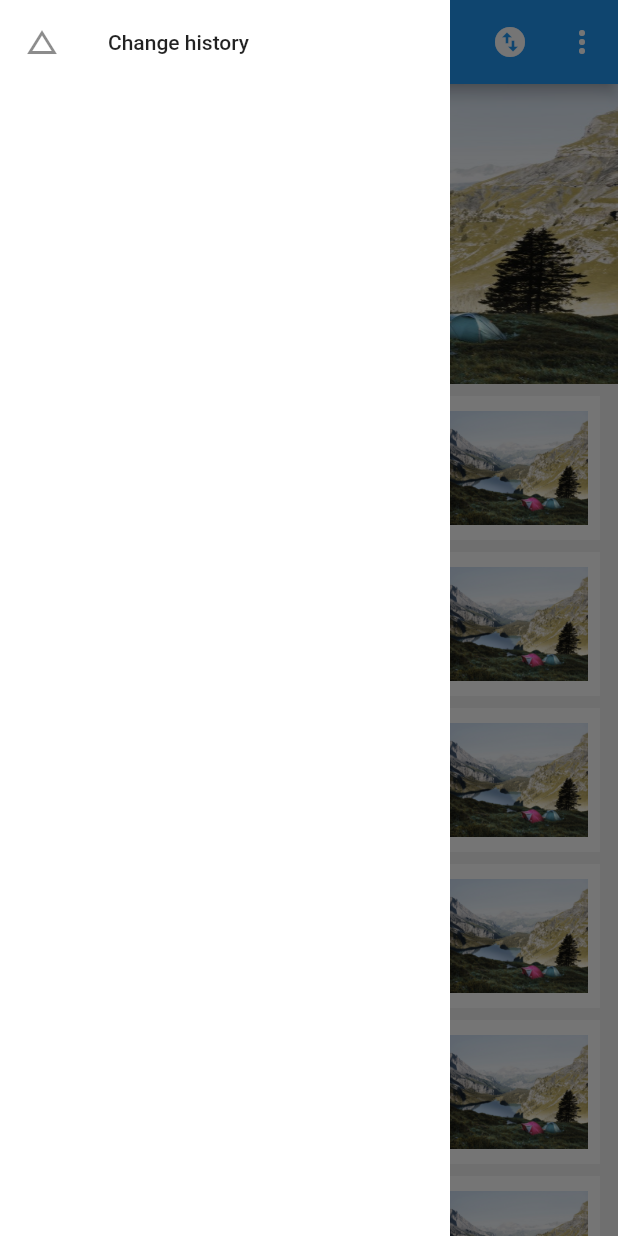
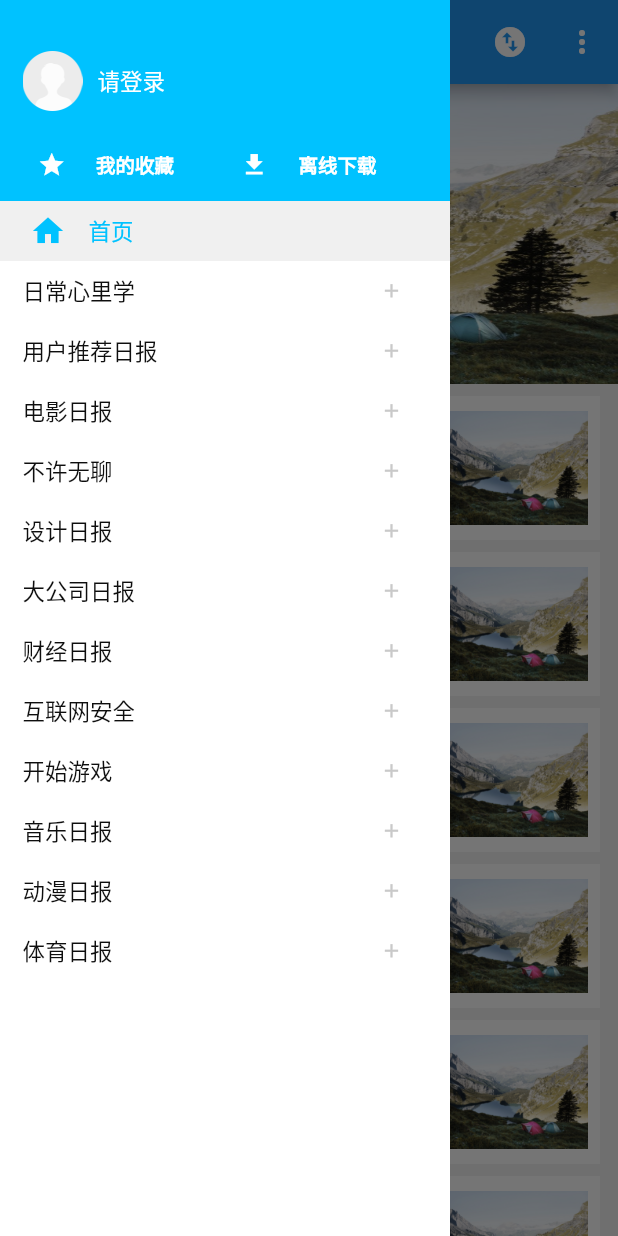
Before and after one commit to 403462630/flutter_zhifudaily, a Flutter app: the screen it shows after launch, with the side drawer open, on a phone screen of 412 x 824 dp. Run offline on Flutter 3.47's test engine with Material 2 defaults, Android fonts, the phone set to English and light mode, and no system bars; our stand-ins replace fluttertoast.

Commit message:
更新drawer 页面

```diff
--- a/lib/adapter/base_adapter.dart
+++ b/lib/adapter/base_adapter.dart
@@ -9,13 +9,19 @@ abstract class BaseAdapter<T> {
     return data == null ? 0 : data.length;
   }
 
+  T getItem(int position) {
+    return data != null && data.length > position ? data[position] : null;
+  }
+
+  @protected
   int getItemType(int position) {
     return 0;
   }
 
   Widget getWidget(BuildContext context, int position) {
-    return onCreateWidget(context, getItemType(position));
+    return onCreateWidget(context, getItemType(position), position);
   }
 
-  Widget onCreateWidget(BuildContext context, int type);
+  @protected
+  Widget onCreateWidget(BuildContext context, int type, int position);
 }
--- /dev/null
+++ b/lib/adapter/home_drawer_adapter.dart
@@ -0,0 +1,173 @@
+import 'package:flutter/material.dart';
+import 'package:flutter_zhifudaily/adapter/base_adapter.dart';
+import 'package:flutter_zhifudaily/style/color.dart';
+import 'package:flutter_zhifudaily/style/style.dart';
+import 'package:flutter_zhifudaily/style/dimen.dart';
+
+typedef void ItemClick(String data, int position);
+typedef void ItemCollectClick(String data, int position);
+
+class HomeDrawerAdapter<String> extends BaseAdapter<String> {
+  static const int TYPE_HOME_TITLE = 1;
+  static const int TYPE_HOME_ITEM = 2;
+  static const int TYPE_HOME_OTHER_ITEM = 3;
+  int selectedIndex = 1;
+  ItemClick itemClick;
+  ItemCollectClick collectClick;
+
+  HomeDrawerAdapter({
+    List<String> data,
+    this.itemClick,
+    this.collectClick,
+  }) : super(data: data);
+
+  @override
+  int getItemCount() {
+    return super.getItemCount() + 2;
+  }
+
+  @protected
+  @override
+  int getItemType(int position) {
+    return position == 0 ? TYPE_HOME_TITLE : (position == 1 ? TYPE_HOME_ITEM : TYPE_HOME_OTHER_ITEM);
+  }
+
+  @protected
+  @override
+  Widget onCreateWidget(BuildContext context, int type, int position) {
+    if (type == TYPE_HOME_TITLE) {
+      return onCreateTitleWidget(context, position);
+    } else if (type == TYPE_HOME_ITEM) {
+      return onCreateHomeItemWidget(context, position);
+    } else {
+      return onCreateItemWidget(context, position);
+    }
+  }
+
+  @protected
+  Widget onCreateTitleWidget(BuildContext context, int position) {
+    return new Container(
+      color: bg_home_drawer_top,
+      height: 134.0,
+      padding: EdgeInsets.only(top: 34.0, left: 15.0, right: 15.0, bottom: 15.0),
+      child: new Column(
+        children: <Widget>[
+          new Row(
+            mainAxisAlignment: MainAxisAlignment.start,
+            children: <Widget>[
+              Image.asset("images/ic_default_avatar.png", height: 40.0,),
+              new Padding(padding: EdgeInsets.only(left: 10.0)),
+              new Text("请登录", style: new TextStyle(
+                fontSize: text_size_medium,
+                color: Colors.white,
+              ))
+            ],
+          ),
+          new Expanded(child: Padding(padding: EdgeInsets.only(top: 0.0))),
+          new Row(
+            children: <Widget>[
+              new Expanded(
+                child: new GestureDetector(
+                  onTap: () {},
+                  child: new Row(
+                    children: <Widget>[
+                      Padding(padding: EdgeInsets.only(left: 10.0)),
+                      Icon(Icons.star, color: Colors.white, size: 19.0),
+                      Padding(padding: EdgeInsets.only(left: 20.0)),
+                      new Text("我的收藏", style: new TextStyle(
+                        color: Colors.white,
+                        fontSize: text_size_small,
+                        fontWeight: FontWeight.bold,
+                      ))
+                    ],
+                  ),
+                ),
+              ),
+              new Expanded(
+                child: new GestureDetector(
+                  onTap: () {},
+                  child: new Row(
+                    children: <Widget>[
+                      Padding(padding: EdgeInsets.only(left: 10.0)),
+                      Icon(Icons.file_download, color: Colors.white, size: 19.0),
+                      Padding(padding: EdgeInsets.only(left: 20.0)),
+                      new Text("离线下载", style: new TextStyle(
+                        color: Colors.white,
+                        fontSize: text_size_small,
+                        fontWeight: FontWeight.bold,
+                      ))
+                    ],
+                  ),
+                ),
+              ),
+            ],
+          ),
+        ],
+      ),
+    );
+  }
+
+  Widget onCreateHomeItemWidget(BuildContext context, int position) {
+    bool isSelected = selectedIndex == position;
+    return new GestureDetector(
+      onTap: () {
+        if (itemClick != null) {
+          itemClick("首页", position);
+        }
+      },
+      child: new Container(
+        color: isSelected ? bg_home_drawer_item_selected : bg_home_drawer_item_normal,
+        height: 40.0,
+        padding: EdgeInsets.only(left: 15.0, right: 15.0),
+        child: new Row(
+          children: <Widget>[
+            Padding(padding: EdgeInsets.only(left: 5.0)),
+            Icon(Icons.home, color: app_blue),
+            Padding(padding: EdgeInsets.only(left: 15.0)),
+            new Text(
+              "首页",
+              style: Style.buildDrawerHomeItemTextStyle(),
+            )
+          ],
+        ),
+      ),
+    );
+  }
+
+  @protected
+  Widget onCreateItemWidget(BuildContext context, int position) {
+    int dataPosition = position - 2;
+    String title = getItem(dataPosition);
+    bool isSelected = selectedIndex == position;
+    bool isCollect = false;
+    return new GestureDetector(
+      onTap: () {
+        if (itemClick != null) {
+          itemClick("$title", position);
+        }
+      },
+      child: new Container(
+        color: isSelected ? bg_home_drawer_item_selected : bg_home_drawer_item_normal,
+        height: 40.0,
+        padding: EdgeInsets.only(left: 15.0, right: 15.0),
+        child: new Row(
+          mainAxisAlignment: MainAxisAlignment.spaceBetween,
+          children: <Widget>[
+            new Text(
+              "$title",
+              style: Style.buildDrawerItemTextStyle(),
+            ),
+            new IconButton(
+              icon: Icon(isCollect ? Icons.chevron_right : Icons.add, color: Color(0xffc9c9c9), size: 15.0),
+              onPressed: () {
+                if (collectClick != null) {
+                  collectClick("$title", position);
+                }
+              }
+            ),
+          ],
+        ),
+      ),
+    );
+  }
+}
--- a/lib/adapter/home_list_adapter.dart
+++ b/lib/adapter/home_list_adapter.dart
@@ -1,7 +1,7 @@
 import 'package:flutter/material.dart';
 import 'package:flutter_zhifudaily/adapter/base_adapter.dart';
 import 'package:flutter_zhifudaily/style/style.dart';
-import 'package:flutter_zhifudaily/widget/HomeBanner.dart';
+import 'package:flutter_zhifudaily/widget/home_banner.dart';
 
 class HomeListAdapter<T> extends BaseAdapter<T> {
   static const int TYPE_HOME_BANNER = 1;
@@ -16,6 +16,7 @@ class HomeListAdapter<T> extends BaseAdapter<T> {
     this.currentIndex: 0,
   }) : super(data: data);
 
+  @protected
   @override
   int getItemType(int position) {
     if (position == 0) {
@@ -30,8 +31,9 @@ class HomeListAdapter<T> extends BaseAdapter<T> {
     return super.getItemCount() + 1;
   }
 
+  @protected
   @override
-  Widget onCreateWidget(BuildContext context, int type) {
+  Widget onCreateWidget(BuildContext context, int type, int position) {
     switch (type) {
       case TYPE_HOME_BANNER:
         return onCreateBannerWidget(context);
@@ -44,6 +46,7 @@ class HomeListAdapter<T> extends BaseAdapter<T> {
     }
   }
 
+  @protected
   Widget onCreateBannerWidget(BuildContext context) {
     return new Container(
       height: 200.0,
@@ -55,6 +58,7 @@ class HomeListAdapter<T> extends BaseAdapter<T> {
     );
   }
 
+  @protected
   Widget onCreateTitleWidget(BuildContext context) {
     return new Container(
       height: 40.0,
@@ -63,6 +67,7 @@ class HomeListAdapter<T> extends BaseAdapter<T> {
     );
   }
 
+  @protected
   Widget onCreateContentWidget(BuildContext context) {
     return new Container(
       margin: EdgeInsets.only(bottom: 8.0, left: 12.0, right: 12.0),
--- a/lib/page/home.dart
+++ b/lib/page/home.dart
@@ -1,8 +1,10 @@
 import 'package:flutter/material.dart';
+import 'package:flutter_zhifudaily/adapter/home_drawer_adapter.dart';
 import 'package:flutter_zhifudaily/style/style.dart';
 import 'package:flutter_zhifudaily/style/color.dart';
 import 'package:flutter_zhifudaily/utils/ToastUtil.dart';
 import 'package:flutter_zhifudaily/adapter/home_list_adapter.dart';
+import 'package:flutter_zhifudaily/page/home_drawer.dart';
 
 class HomePage extends StatefulWidget {
   @override
@@ -30,25 +32,10 @@ class _HomePageState extends State<HomePage> {
     return new Scaffold(
       appBar: buildAppBar(context),
       body: buildBody(context),
-      drawer: buildDrawer(context),
-    );
-  }
-
-  Widget buildDrawer(BuildContext context) {
-    return new Container(
-      color: Colors.white,
-      width: 300.0,
-      child: new ListView(
-        children: <Widget>[
-          new ListTile(
-            leading: new Icon(Icons.change_history),
-            title: new Text('Change history'),
-            onTap: () {
-              // change app state...
-              Navigator.pop(context); // close the drawer
-            },
-          ),
-        ],
+      drawer: new MediaQuery.removePadding(
+        context: context,
+        removeTop: true,
+        child: new HomeDrawer(),
       ),
     );
   }
--- /dev/null
+++ b/lib/page/home_drawer.dart
@@ -0,0 +1,61 @@
+import 'package:flutter/material.dart';
+import 'package:flutter_zhifudaily/adapter/home_drawer_adapter.dart';
+
+class HomeDrawer extends StatefulWidget {
+
+  @override
+  State<StatefulWidget> createState() {
+    return new _HomeDrawerState();
+  }
+
+}
+
+class _HomeDrawerState extends State<HomeDrawer> {
+  HomeDrawerAdapter homeDrawerAdapter;
+  int _selectedIndex = 0;
+
+  @override
+  void initState() {
+    super.initState();
+    homeDrawerAdapter = new HomeDrawerAdapter(
+      data: [
+        "日常心里学",
+        "用户推荐日报",
+        "电影日报",
+        "不许无聊",
+        "设计日报",
+        "大公司日报",
+        "财经日报",
+        "互联网安全",
+        "开始游戏",
+        "音乐日报",
+        "动漫日报",
+        "体育日报"],
+      itemClick: (data, index) {
+        _updateItemSelected(index);
+      }
+    );
+  }
+
+  _updateItemSelected(int index) {
+    setState(() {
+      _selectedIndex = index;
+      print("selectedIndex: $_selectedIndex");
+      homeDrawerAdapter.selectedIndex = _selectedIndex;
+    });
+  }
+
+  @override
+  Widget build(BuildContext context) {
+    return new Container(
+      color: Colors.white,
+      width: 300.0,
+      child: new ListView.builder(
+        itemBuilder: (context, index) {
+          return homeDrawerAdapter.getWidget(context, index);
+        },
+        itemCount: homeDrawerAdapter.getItemCount(),
+      ),
+    );
+  }
+}
--- a/lib/style/color.dart
+++ b/lib/style/color.dart
@@ -3,6 +3,11 @@ import 'package:flutter/material.dart';
 const Color text_color_app_bar = Color(0xffffffff);
 const Color bg_window = Color(0xfff3f3f3);
 const Color app_black = Color(0xff0e0e0e);
+const Color app_blue = Color(0xff00c2ff);
+
+const Color bg_home_drawer_top = app_blue;
+const Color bg_home_drawer_item_normal = Color(0xffffffff);
+const Color bg_home_drawer_item_selected = Color(0xfff0f0f0);
 
 const Color bg_list_item_card = Color(0xfff3f3f3);
 const Color text_color_list_item_context = app_black;
--- a/lib/style/style.dart
+++ b/lib/style/style.dart
@@ -17,4 +17,18 @@ class Style {
       color: text_color_list_item_context,
     );
   }
+
+  static TextStyle buildDrawerItemTextStyle() {
+    return new TextStyle(
+      fontSize: text_size_medium,
+      color: text_color_list_item_context,
+    );
+  }
+
+  static TextStyle buildDrawerHomeItemTextStyle() {
+    return new TextStyle(
+      fontSize: text_size_medium,
+      color: app_blue,
+    );
+  }
 }
--- a/lib/widget/HomeBanner.dart
+++ b/lib/widget/home_banner.dart
@@ -1,6 +1,6 @@
 import 'package:flutter/material.dart';
-import 'package:flutter_zhifudaily/widget/CircleIndicator.dart';
-import 'package:flutter_zhifudaily/widget/FcPageView.dart';
+import 'package:flutter_zhifudaily/widget/circle_indicator.dart';
+import 'package:flutter_zhifudaily/widget/fc_page_view.dart';
 
 class HomeBanner<T> extends StatefulWidget {
   final List<T> data;
--- a/pubspec.yaml
+++ b/pubspec.yaml
@@ -29,6 +29,10 @@ flutter:
   # To add assets to your application, add an assets section, like this:
   assets:
     - images/lake.jpeg
+    - images/ic_add.png
+    - images/ic_right.png
+    - images/ic_default_avatar.png
+    - images/ic_collect.png
   #  - images/a_dot_ham.jpeg
 
   # An image asset can refer to one or more resolution-specific "variants", see
```
Also changed, not shown: images/ic_add.png (added), images/ic_collect.png (added), images/ic_default_avatar.png (added), images/ic_right.png (added), images/management_add.png (added), images/management_remove.png (added), lib/widget/circle_indicator.dart (renamed from lib/widget/CircleIndicator.dart), lib/widget/fc_page_view.dart (renamed from lib/widget/FcPageView.dart).
